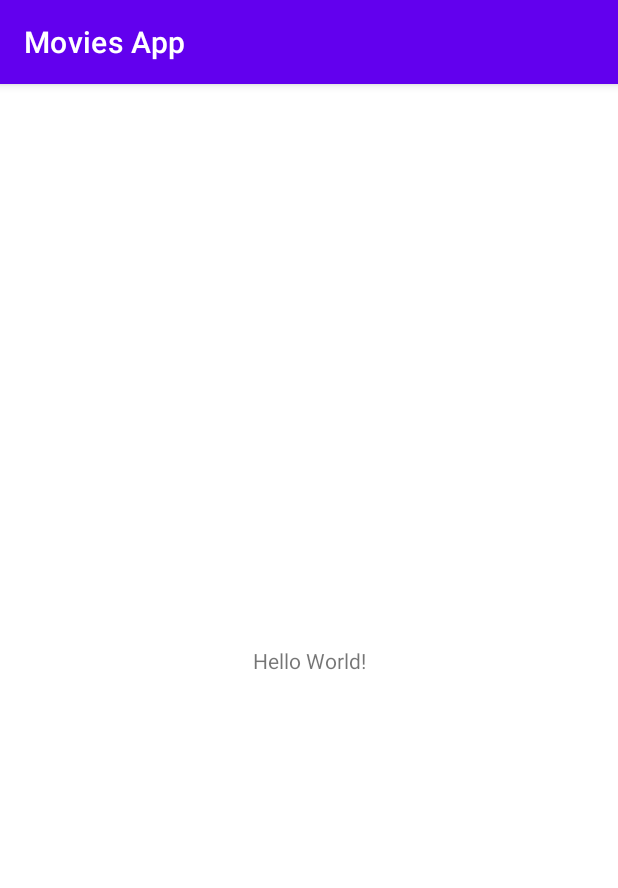
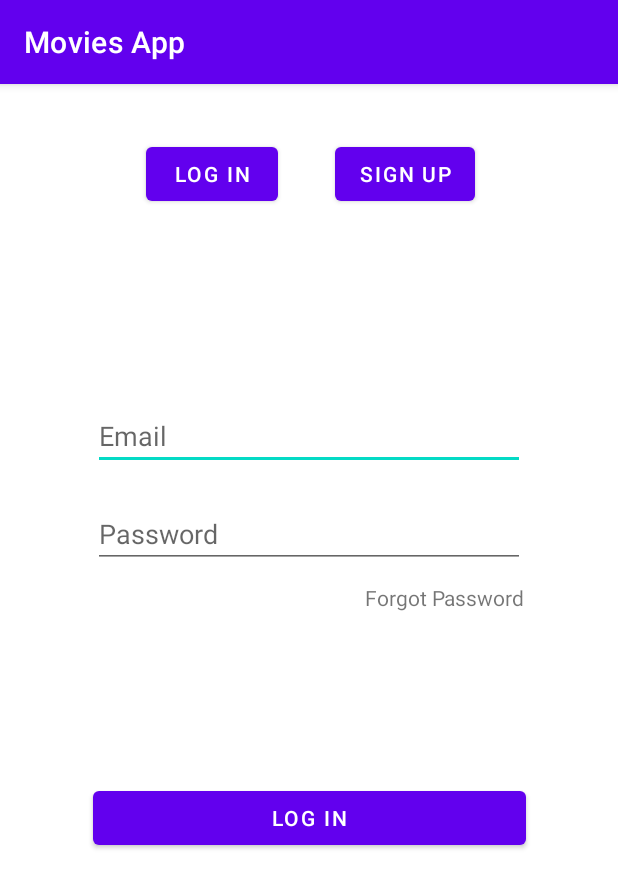
Before and after one commit to TheGreatTeo/Movies-App, an Android app: the screen it shows after launch (MainActivity before the commit, LogInActivity after it), on a phone screen of 412 x 824 dp. Shown: the top 888 px of the screen. Run offline under Robolectric (Android 15) with nearby library versions, the phone set to English and light mode, and no system bars.

```diff
--- a/app/build.gradle
+++ b/app/build.gradle
@@ -1,6 +1,7 @@
 plugins {
     id 'com.android.application'
     id 'kotlin-android'
+    id 'com.google.gms.google-services'
 }
 
 android {
@@ -38,6 +39,8 @@ dependencies {
     implementation 'com.google.android.material:material:1.3.0'
     implementation 'androidx.constraintlayout:constraintlayout:2.0.4'
     implementation 'androidx.legacy:legacy-support-v4:1.0.0'
+    implementation 'com.google.firebase:firebase-auth:19.2.0'
+    implementation 'com.google.firebase:firebase-firestore:21.4.0'
     testImplementation 'junit:junit:4.+'
     androidTestImplementation 'androidx.test.ext:junit:1.1.2'
     androidTestImplementation 'androidx.test.espresso:espresso-core:3.3.0'
--- a/app/src/main/java/com/example/moviesapp/LogInActivity.kt
+++ b/app/src/main/java/com/example/moviesapp/LogInActivity.kt
@@ -2,24 +2,39 @@ package com.example.moviesapp
 
 import androidx.appcompat.app.AppCompatActivity
 import android.os.Bundle
+import android.widget.Button
 import androidx.fragment.app.Fragment
 import androidx.fragment.app.FragmentManager
 import androidx.fragment.app.FragmentTransaction
 
 class LogInActivity : AppCompatActivity() {
 
-    var fragment : Fragment? = null
-    var fragmentManager : FragmentManager? = null
-    var fragmentTransaction : FragmentTransaction? = null
-
     override fun onCreate(savedInstanceState: Bundle?) {
         super.onCreate(savedInstanceState)
         setContentView(R.layout.activity_log_in)
 
-        fun addFragment(){
-            fragment = LogInFragment()
-            fragmentManager = supportFragmentManager
-            fragmentTransaction = fragmentManager!!.beginTransaction()
+        val logInFragment = LogInFragment()
+        val signUpFragment = SignUpFragment()
+        val toSignUp : Button = findViewById(R.id.toSignUp)
+        val toLogIn : Button = findViewById(R.id.toLogIn)
+
+        supportFragmentManager.beginTransaction().apply {
+            replace(R.id.frameLogIn,logInFragment)
+            commit()
+        }
+
+        toSignUp.setOnClickListener{
+            supportFragmentManager.beginTransaction().apply {
+                replace(R.id.frameLogIn,signUpFragment)
+                commit()
+            }
+        }
+
+        toLogIn.setOnClickListener{
+            supportFragmentManager.beginTransaction().apply {
+                replace(R.id.frameLogIn,logInFragment)
+                commit()
+            }
         }
     }
 }
--- a/app/src/main/res/layout/activity_log_in.xml
+++ b/app/src/main/res/layout/activity_log_in.xml
@@ -6,4 +6,37 @@
     android:layout_height="match_parent"
     tools:context=".LogInActivity">
 
+    <Button
+        android:id="@+id/toLogIn"
+        android:layout_width="wrap_content"
+        android:layout_height="wrap_content"
+        android:text="LOG IN"
+        app:layout_constraintBottom_toBottomOf="parent"
+        app:layout_constraintEnd_toEndOf="parent"
+        app:layout_constraintStart_toStartOf="parent"
+        app:layout_constraintTop_toTopOf="parent"
+        app:layout_constraintHorizontal_bias="0.3"
+        app:layout_constraintVertical_bias="0.05"/>
+
+    <Button
+        android:id="@+id/toSignUp"
+        android:layout_width="wrap_content"
+        android:layout_height="wrap_content"
+        android:text="SIGN UP"
+        app:layout_constraintBottom_toBottomOf="parent"
+        app:layout_constraintEnd_toEndOf="parent"
+        app:layout_constraintStart_toStartOf="parent"
+        app:layout_constraintTop_toTopOf="parent"
+        app:layout_constraintHorizontal_bias="0.7"
+        app:layout_constraintVertical_bias="0.05"/>
+
+    <FrameLayout
+        android:id="@+id/frameLogIn"
+        android:layout_width="match_parent"
+        android:layout_height="0dp"
+        app:layout_constraintBottom_toBottomOf="parent"
+        app:layout_constraintTop_toBottomOf="@+id/toLogIn"
+        app:layout_constraintStart_toStartOf="parent"
+        app:layout_constraintHorizontal_bias="0.5"/>
+
 </androidx.constraintlayout.widget.ConstraintLayout>
--- a/build.gradle
+++ b/build.gradle
@@ -7,6 +7,7 @@ buildscript {
     dependencies {
         classpath "com.android.tools.build:gradle:7.0.3"
         classpath "org.jetbrains.kotlin:kotlin-gradle-plugin:1.5.31"
+        classpath 'com.google.gms:google-services:4.3.3'
 
         // NOTE: Do not place your application dependencies here; they belong
         // in the individual module build.gradle files
```
Also changed, not shown: app/src/main/AndroidManifest.xml (+5 -9 lines), app/src/main/java/com/example/moviesapp/LogInFragment.kt (+0 -7 lines), app/src/main/res/layout/login_fragment.xml (+0 -14 lines).
